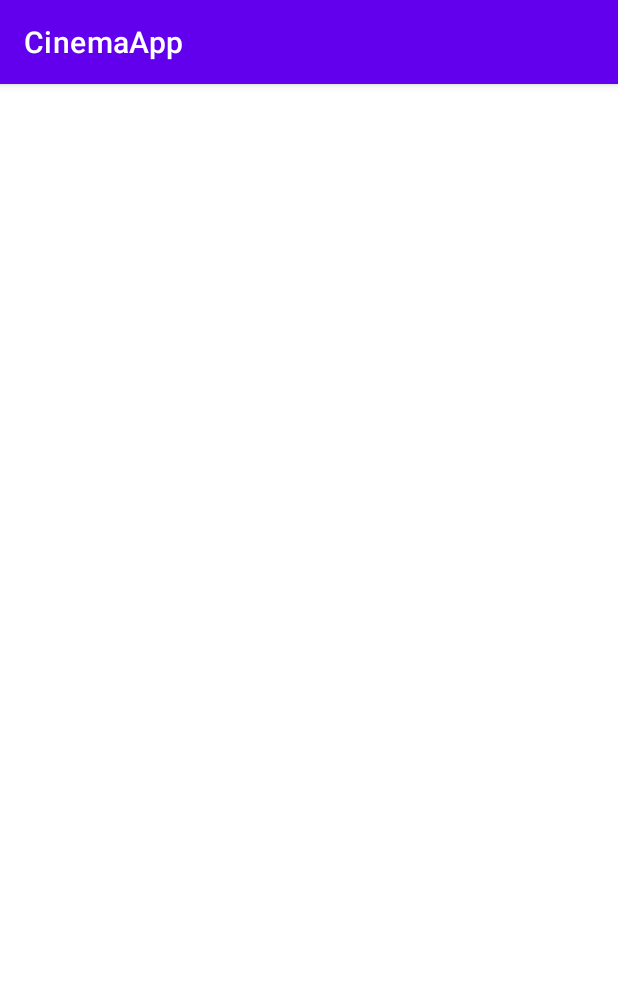
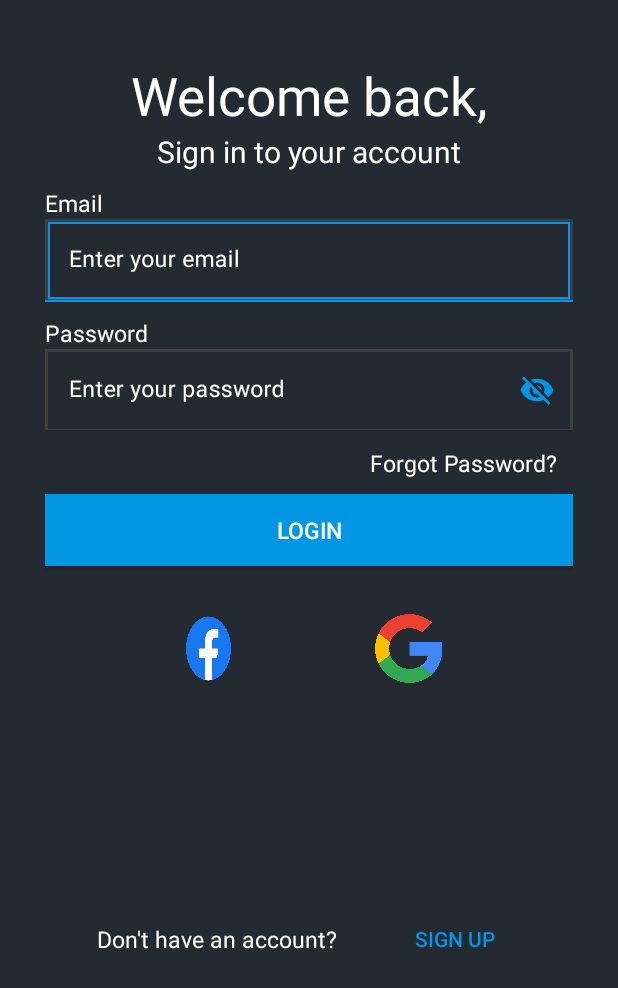
Before and after one commit to AhmedRamadanAR/CinemaApp, an Android app: the screen it shows after launch (MainActivity), on a phone screen of 412 x 824 dp. Shown: the top 988 px of the screen. Run offline under Robolectric (Android 15) with nearby library versions, the phone set to English and light mode, and no system bars.

Commit message:
Login Page

```diff
--- /dev/null
+++ b/app/src/main/java/com/example/cinemaapp/LoginFragment.kt
@@ -0,0 +1,59 @@
+package com.example.cinemaapp
+
+import android.os.Bundle
+import androidx.fragment.app.Fragment
+import android.view.LayoutInflater
+import android.view.View
+import android.view.ViewGroup
+
+// TODO: Rename parameter arguments, choose names that match
+// the fragment initialization parameters, e.g. ARG_ITEM_NUMBER
+private const val ARG_PARAM1 = "param1"
+private const val ARG_PARAM2 = "param2"
+
+/**
+ * A simple [Fragment] subclass.
+ * Use the [LoginFragment.newInstance] factory method to
+ * create an instance of this fragment.
+ */
+class LoginFragment : Fragment() {
+    // TODO: Rename and change types of parameters
+    private var param1: String? = null
+    private var param2: String? = null
+
+    override fun onCreate(savedInstanceState: Bundle?) {
+        super.onCreate(savedInstanceState)
+        arguments?.let {
+            param1 = it.getString(ARG_PARAM1)
+            param2 = it.getString(ARG_PARAM2)
+        }
+    }
+
+    override fun onCreateView(
+        inflater: LayoutInflater, container: ViewGroup?,
+        savedInstanceState: Bundle?
+    ): View? {
+        // Inflate the layout for this fragment
+        return inflater.inflate(R.layout.fragment_login, container, false)
+    }
+
+    companion object {
+        /**
+         * Use this factory method to create a new instance of
+         * this fragment using the provided parameters.
+         *
+         * @param param1 Parameter 1.
+         * @param param2 Parameter 2.
+         * @return A new instance of fragment LoginFragment.
+         */
+        // TODO: Rename and change types and number of parameters
+        @JvmStatic
+        fun newInstance(param1: String, param2: String) =
+            LoginFragment().apply {
+                arguments = Bundle().apply {
+                    putString(ARG_PARAM1, param1)
+                    putString(ARG_PARAM2, param2)
+                }
+            }
+    }
+}
--- /dev/null
+++ b/app/src/main/res/drawable/edt.xml
@@ -0,0 +1,20 @@
+<selector xmlns:android="http://schemas.android.com/apk/res/android">
+    <item android:state_focused="true">
+        <shape xmlns:android="http://schemas.android.com/apk/res/android"
+            android:shape="rectangle">
+            <solid android:color="#00000000" />
+            <stroke
+                android:width="3dp"
+                android:color="@color/blue" />
+        </shape>
+    </item>
+    <item>
+        <shape xmlns:android="http://schemas.android.com/apk/res/android"
+            android:shape="rectangle">
+            <solid android:color="#00000000" />
+            <stroke
+                android:width="2dp"
+                android:color="#3C3F41" />
+        </shape>
+    </item>
+</selector>
--- a/app/src/main/res/layout/activity_main.xml
+++ b/app/src/main/res/layout/activity_main.xml
@@ -6,4 +6,45 @@
     android:layout_height="match_parent"
     tools:context=".MainActivity">
 
+    <include
+        layout="@layout/fragment_login"
+
+        android:layout_width="match_parent"
+        android:layout_height="match_parent" />
+
+
+<!--    <androidx.appcompat.widget.AppCompatButton-->
+<!--        android:layout_width="wrap_content"-->
+<!--        android:layout_height="wrap_content"-->
+<!--        android:foreground="@drawable/lnr"-->
+<!--        />-->
+<!--    <com.google.android.material.button.MaterialButton-->
+<!--        style="@style/Widget.AppCompat.Button.Borderless"-->
+<!--        android:layout_width="wrap_content"-->
+<!--        android:layout_height="wrap_content"-->
+<!--        android:text="UNFILLED MATERIAL BUTTON"-->
+<!--        android:textColor="@color/green"-->
+<!--        android:textSize="15sp"-->
+<!--        app:backgroundTint="@android:color/transparent"-->
+<!--        app:cornerRadius="8dp"-->
+<!--        app:rippleColor="#33AAAAAA"-->
+<!--        app:strokeColor="@color/green"-->
+<!--        app:strokeWidth="2dp" />-->
+
+<!--    <androidx.appcompat.widget.AppCompatButton-->
+<!--        android:background="@drawable/l1"-->
+<!--        android:id="@+id/button"-->
+<!--        android:layout_width="wrap_content"-->
+<!--        android:layout_height="wrap_content"-->
+<!--        android:text="Button"-->
+
+<!--        app:layout_constraintBottom_toBottomOf="parent"-->
+<!--        app:layout_constraintEnd_toEndOf="parent"-->
+<!--        app:layout_constraintHorizontal_bias="0.498"-->
+<!--        app:layout_constraintStart_toStartOf="parent"-->
+<!--        app:layout_constraintTop_toTopOf="parent"-->
+<!--        app:layout_constraintVertical_bias="0.445" />-->
+
+
+
 </androidx.constraintlayout.widget.ConstraintLayout>
--- /dev/null
+++ b/app/src/main/res/layout/fragment_login.xml
@@ -0,0 +1,178 @@
+<?xml version="1.0" encoding="utf-8"?>
+<androidx.constraintlayout.widget.ConstraintLayout xmlns:android="http://schemas.android.com/apk/res/android"
+    xmlns:app="http://schemas.android.com/apk/res-auto"
+    xmlns:tools="http://schemas.android.com/tools"
+    android:layout_width="match_parent"
+    android:layout_height="match_parent"
+    android:background="@color/black_light"
+    android:padding="@dimen/margintop30dp"
+    tools:context=".LoginFragment">
+
+    <TextView
+        android:id="@+id/tv_welcome_back"
+        style="@style/CustomTextStyle"
+        android:layout_width="wrap_content"
+        android:layout_height="wrap_content"
+        android:layout_marginTop="@dimen/padding10dp"
+        android:text="@string/welcome_back"
+        android:textSize="35sp"
+        app:layout_constraintEnd_toEndOf="parent"
+        app:layout_constraintStart_toStartOf="parent"
+        app:layout_constraintTop_toTopOf="parent" />
+
+    <TextView
+        android:id="@+id/tv_account"
+        style="@style/CustomTextStyle"
+        android:layout_width="wrap_content"
+        android:layout_height="wrap_content"
+        android:text="@string/sign_in_to_your_account"
+        android:textSize="20sp"
+        app:layout_constraintEnd_toEndOf="parent"
+        app:layout_constraintStart_toStartOf="parent"
+        app:layout_constraintTop_toBottomOf="@+id/tv_welcome_back" />
+
+    <TextView
+        android:id="@+id/tv_email"
+        style="@style/CustomTextStyle"
+        android:layout_width="wrap_content"
+        android:layout_height="wrap_content"
+        android:layout_marginTop="@dimen/padding10dp"
+        android:text="@string/email"
+        app:layout_constraintStart_toStartOf="parent"
+        app:layout_constraintTop_toBottomOf="@+id/tv_account" />
+
+    <com.google.android.material.textfield.TextInputLayout
+        android:id="@+id/et_lay_email"
+        style="@style/CustomTextStyle"
+        android:layout_width="match_parent"
+        android:layout_height="wrap_content"
+        android:background="@drawable/edt"
+        android:clickable="true"
+        android:focusable="true"
+        android:focusableInTouchMode="true"
+        android:hint="@string/enter_your_email"
+        app:boxStrokeColor="@color/blue"
+        app:hintTextColor="@color/blue"
+        app:layout_constraintStart_toStartOf="parent"
+        app:layout_constraintTop_toBottomOf="@+id/tv_email"
+        app:passwordToggleTint="@color/white">
+
+        <com.google.android.material.textfield.TextInputEditText
+            android:id="@+id/et_email"
+            style="@style/CustomTextStyle"
+            android:layout_width="match_parent"
+            android:layout_height="wrap_content"
+            android:background="@drawable/edt"
+            android:maxLength="20"
+            android:maxLines="1"
+            android:textColorHint="@color/white" />
+    </com.google.android.material.textfield.TextInputLayout>
+
+    <TextView
+        android:id="@+id/tv_password"
+        style="@style/CustomTextStyle"
+        android:layout_width="wrap_content"
+        android:layout_height="wrap_content"
+        android:layout_marginTop="@dimen/padding10dp"
+        android:text="@string/password"
+        app:layout_constraintStart_toStartOf="parent"
+        app:layout_constraintTop_toBottomOf="@+id/et_lay_email" />
+
+    <com.google.android.material.textfield.TextInputLayout
+        android:id="@+id/et_lay_pass"
+        style="@style/CustomTextStyle"
+        android:layout_width="match_parent"
+        android:layout_height="wrap_content"
+        android:background="@drawable/edt"
+        app:boxStrokeColor="@color/blue"
+        app:hintTextColor="@color/blue"
+        app:layout_constraintStart_toStartOf="parent"
+        app:layout_constraintTop_toBottomOf="@+id/tv_password"
+        app:passwordToggleEnabled="true"
+        app:passwordToggleTint="@color/blue">
+
+        <com.google.android.material.textfield.TextInputEditText
+            android:id="@+id/et_password"
+            style="@style/CustomTextStyle"
+            android:layout_width="match_parent"
+            android:layout_height="wrap_content"
+            android:background="@drawable/edt"
+            android:hint="@string/enter_your_password"
+            android:maxLength="20"
+            android:maxLines="1"
+            android:textColorHint="@color/white" />
+    </com.google.android.material.textfield.TextInputLayout>
+
+    <TextView
+        android:id="@+id/textView8"
+        style="@style/CustomTextStyle"
+        android:layout_width="wrap_content"
+        android:layout_height="wrap_content"
+        android:padding="@dimen/padding10dp"
+        android:text="@string/forgot_password"
+
+        app:layout_constraintEnd_toEndOf="parent"
+        app:layout_constraintTop_toBottomOf="@+id/et_lay_pass" />
+
+    <androidx.appcompat.widget.AppCompatButton
+        android:id="@+id/btn_login"
+        style="@style/CustomTextStyle"
+        android:layout_width="match_parent"
+        android:layout_height="wrap_content"
+        android:background="@color/blue"
+        android:text="@string/login"
+
+        app:layout_constraintEnd_toEndOf="parent"
+        app:layout_constraintStart_toStartOf="parent"
+        app:layout_constraintTop_toBottomOf="@+id/textView8" />
+
+    <androidx.appcompat.widget.AppCompatButton
+        android:id="@+id/btn_facebook"
+        android:layout_width="50dp"
+        android:layout_height="50dp"
+        android:layout_marginTop="@dimen/margintop30dp"
+        android:background="@drawable/face"
+        app:layout_constraintEnd_toStartOf="@+id/btn_google"
+        app:layout_constraintHorizontal_bias="0.5"
+        app:layout_constraintStart_toStartOf="parent"
+        app:layout_constraintTop_toBottomOf="@+id/btn_login" />
+
+    <androidx.appcompat.widget.AppCompatButton
+        android:id="@+id/btn_google"
+        android:layout_width="50dp"
+        android:layout_height="50dp"
+        android:layout_marginTop="@dimen/margintop30dp"
+        android:background="@drawable/google"
+        app:layout_constraintEnd_toEndOf="parent"
+        app:layout_constraintHorizontal_bias="0.5"
+        app:layout_constraintStart_toEndOf="@+id/btn_facebook"
+        app:layout_constraintTop_toBottomOf="@+id/btn_login" />
+
+    <TextView
+        android:id="@+id/tv_no_account"
+        style="@style/CustomTextStyle"
+        android:layout_width="wrap_content"
+        android:layout_height="wrap_content"
+        android:text="@string/don_t_have_an_account"
+        app:layout_constraintBottom_toBottomOf="parent"
+        app:layout_constraintEnd_toEndOf="parent"
+        app:layout_constraintEnd_toStartOf="@+id/btn_signup"
+        app:layout_constraintHorizontal_bias="0.5"
+        app:layout_constraintStart_toStartOf="parent"
+        app:layout_constraintTop_toBottomOf="@+id/btn_facebook" />
+
+    <androidx.appcompat.widget.AppCompatButton
+        android:id="@+id/btn_signup"
+        android:layout_width="wrap_content"
+        android:layout_height="wrap_content"
+        android:background="@android:color/transparent"
+        android:text="@string/sign_up"
+        android:textColor="@color/blue"
+        app:layout_constraintBottom_toBottomOf="@+id/tv_no_account"
+        app:layout_constraintEnd_toEndOf="parent"
+        app:layout_constraintHorizontal_bias="0.5"
+        app:layout_constraintStart_toEndOf="@+id/tv_no_account"
+        app:layout_constraintTop_toTopOf="@+id/tv_no_account" />
+
+
+</androidx.constraintlayout.widget.ConstraintLayout>
--- a/app/src/main/res/values/colors.xml
+++ b/app/src/main/res/values/colors.xml
@@ -7,4 +7,8 @@
     <color name="teal_700">#FF018786</color>
     <color name="black">#FF000000</color>
     <color name="white">#FFFFFFFF</color>
+    <color name="blue">#0296E5</color>
+    <color name="black_light">#242A32</color>
+<!--    <color name="green" >#9899C5</color>-->
+<!--    <color name="neon_cyan" >#00FEFC</color>-->
 </resources>
--- /dev/null
+++ b/app/src/main/res/values/dimens.xml
@@ -0,0 +1,5 @@
+<?xml version="1.0" encoding="utf-8"?>
+<resources>
+    <dimen name="padding10dp">10dp</dimen>
+    <dimen name="margintop30dp">30dp</dimen>
+</resources>
--- a/app/src/main/res/values/strings.xml
+++ b/app/src/main/res/values/strings.xml
@@ -1,3 +1,15 @@
 <resources>
     <string name="app_name">CinemaApp</string>
+    <!-- TODO: Remove or change this placeholder text -->
+    <string name="hello_blank_fragment">Hello blank fragment</string>
+    <string name="welcome_back">Welcome back,</string>
+    <string name="sign_in_to_your_account">Sign in to your account</string>
+    <string name="email">Email</string>
+    <string name="enter_your_email">Enter your email</string>
+    <string name="password">Password</string>
+    <string name="enter_your_password">Enter your password</string>
+    <string name="forgot_password">Forgot Password?</string>
+    <string name="login">Login</string>
+    <string name="don_t_have_an_account">Don\'t have an account?</string>
+    <string name="sign_up">Sign Up</string>
 </resources>
--- a/app/src/main/res/values/themes.xml
+++ b/app/src/main/res/values/themes.xml
@@ -1,6 +1,6 @@
 <resources xmlns:tools="http://schemas.android.com/tools">
     <!-- Base application theme. -->
-    <style name="Theme.CinemaApp" parent="Theme.MaterialComponents.DayNight.DarkActionBar">
+    <style name="Theme.CinemaApp" parent="Theme.MaterialComponents.DayNight.NoActionBar">
         <!-- Primary brand color. -->
         <item name="colorPrimary">@color/purple_500</item>
         <item name="colorPrimaryVariant">@color/purple_700</item>
@@ -13,4 +13,10 @@
         <item name="android:statusBarColor">?attr/colorPrimaryVariant</item>
         <!-- Customize your theme here. -->
     </style>
+
+    <style name="CustomTextStyle">
+        <item name="android:textColor">@color/white</item>
+        <item name="android:textSize">15sp</item>
+        <item name="android:textColorHint">@color/white</item>
+    </style>
 </resources>
```
Also changed, not shown: app/src/main/res/drawable/face.png (added), app/src/main/res/drawable/google.png (added), app/src/main/res/drawable/popcorn.png (added).
